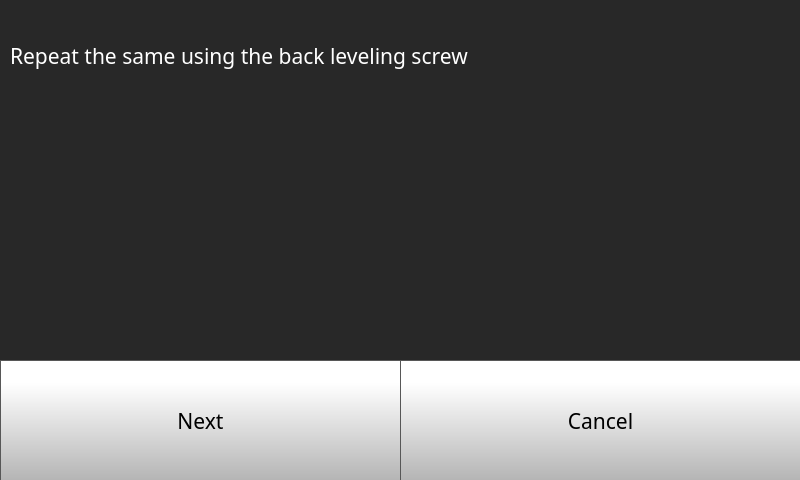
First picture: the form in octoprint_ControlCenter_g3d/ui/calibrate_screen/bedLevelingPage/bedLevelingPage.ui, repository FracktalWorks/ControlCenter_g3d, before the edit.
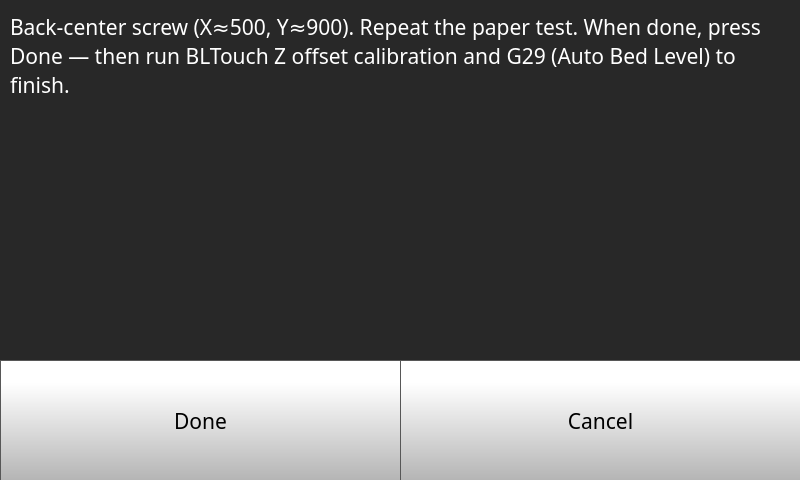
Second picture: the form after the edit. The open tabs and pages were chosen to show the change.

Commit message: Fix filament sensor, jam sensor UI, bed leveling wizard, BLTouch z_offset

Patch:
```diff
--- a/octoprint_ControlCenter_g3d/ui/calibrate_screen/bedLevelingPage/bedLevelingPage.ui
+++ b/octoprint_ControlCenter_g3d/ui/calibrate_screen/bedLevelingPage/bedLevelingPage.ui
@@ -564,7 +564,7 @@
 }</string>
      </property>
      <property name="text">
-      <string>Next</string>
+      <string>Done</string>
      </property>
      <property name="iconSize">
       <size>
@@ -594,7 +594,7 @@
       <string notr="true">color: rgb(255, 255, 255);</string>
      </property>
      <property name="text">
-      <string>Repeat the same using the back leveling screw</string>
+      <string>Back-center screw (X≈500, Y≈900). Repeat the paper test. When done, press Done — then run BLTouch Z offset calibration and G29 (Auto Bed Level) to finish.</string>
      </property>
      <property name="wordWrap">
       <bool>true</bool>
```
Left out of the diff: 6 changed lines with no effect on the pictures. The commit also changes 13 other files.
